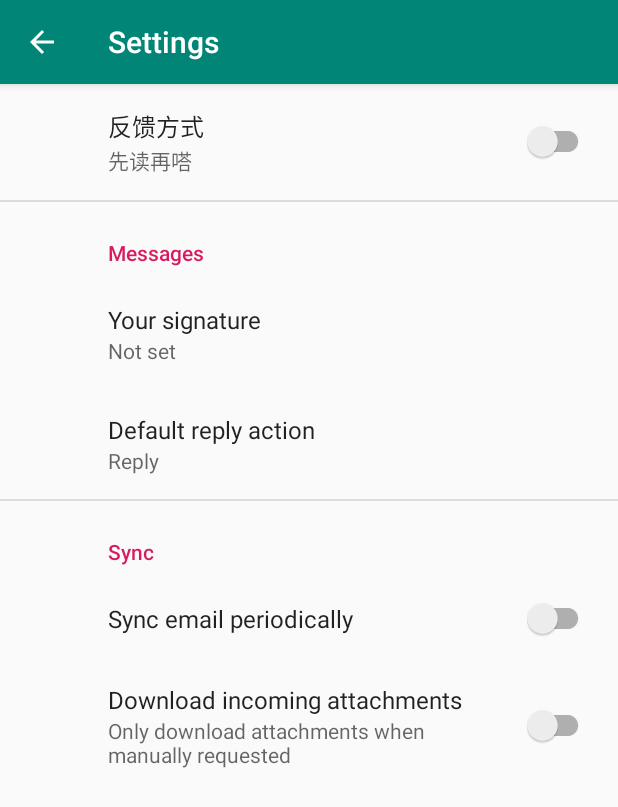
After one commit to Hrsn2861/VIPKeyboard, an Android app: the SettingsActivity screen opened directly, with no data from a screen before it, on a phone screen of 412 x 824 dp. The commit adds this screen. Shown: the top 807 px of the screen. Run offline under Robolectric (Android 15) with nearby library versions, the phone set to English and light mode, and no system bars; our stand-ins replace androidx.preference.

Commit message:
add settings activity; add da feedback setting

```diff
--- a/app/build.gradle
+++ b/app/build.gradle
@@ -33,6 +33,7 @@
     implementation fileTree(dir: 'libs', include: ['*.jar'])
     implementation 'androidx.appcompat:appcompat:1.0.2'
     implementation 'androidx.constraintlayout:constraintlayout:1.1.3'
+    implementation 'androidx.preference:preference:1.1.0'
     testImplementation 'junit:junit:4.12'
     androidTestImplementation 'androidx.test.ext:junit:1.1.0'
     androidTestImplementation 'androidx.test.espresso:espresso-core:3.1.1'
--- /dev/null
+++ b/app/src/main/java/com/example/audiokeyboard/SettingsActivity.java
@@ -0,0 +1,43 @@
+package com.example.audiokeyboard;
+
+import android.os.Bundle;
+import android.view.MenuItem;
+
+import androidx.annotation.NonNull;
+import androidx.appcompat.app.ActionBar;
+import androidx.appcompat.app.AppCompatActivity;
+import androidx.preference.PreferenceFragmentCompat;
+
+public class SettingsActivity extends AppCompatActivity {
+
+    @Override
+    protected void onCreate(Bundle savedInstanceState) {
+        super.onCreate(savedInstanceState);
+        setContentView(R.layout.settings_activity);
+        getSupportFragmentManager()
+                .beginTransaction()
+                .replace(R.id.settings, new SettingsFragment())
+                .commit();
+        ActionBar actionBar = getSupportActionBar();
+        if (actionBar != null) {
+            actionBar.setDisplayHomeAsUpEnabled(true);
+            actionBar.setHomeButtonEnabled(true);
+        }
+    }
+
+    public static class SettingsFragment extends PreferenceFragmentCompat {
+        @Override
+        public void onCreatePreferences(Bundle savedInstanceState, String rootKey) {
+            setPreferencesFromResource(R.xml.root_preferences, rootKey);
+        }
+    }
+
+    @Override
+    public boolean onOptionsItemSelected(@NonNull MenuItem item) {
+        if (item.getItemId() == android.R.id.home) {
+            finish();
+            return true;
+        }
+        return super.onOptionsItemSelected(item);
+    }
+}
--- /dev/null
+++ b/app/src/main/res/drawable/ic_settings_white_24dp.xml
@@ -0,0 +1,5 @@
+<vector android:height="24dp" android:tint="#FFFFFF"
+    android:viewportHeight="24" android:viewportWidth="24"
+    android:width="24dp" xmlns:android="http://schemas.android.com/apk/res/android">
+    <path android:fillColor="#FF000000" android:pathData="M19.1,12.9a2.8,2.8 0,0 0,0.1 -0.9,2.8 2.8,0 0,0 -0.1,-0.9l2.1,-1.6a0.7,0.7 0,0 0,0.1 -0.6L19.4,5.5a0.7,0.7 0,0 0,-0.6 -0.2l-2.4,1a6.5,6.5 0,0 0,-1.6 -0.9l-0.4,-2.6a0.5,0.5 0,0 0,-0.5 -0.4H10.1a0.5,0.5 0,0 0,-0.5 0.4L9.3,5.4a5.6,5.6 0,0 0,-1.7 0.9l-2.4,-1a0.4,0.4 0,0 0,-0.5 0.2l-2,3.4c-0.1,0.2 0,0.4 0.2,0.6l2,1.6a2.8,2.8 0,0 0,-0.1 0.9,2.8 2.8,0 0,0 0.1,0.9L2.8,14.5a0.7,0.7 0,0 0,-0.1 0.6l1.9,3.4a0.7,0.7 0,0 0,0.6 0.2l2.4,-1a6.5,6.5 0,0 0,1.6 0.9l0.4,2.6a0.5,0.5 0,0 0,0.5 0.4h3.8a0.5,0.5 0,0 0,0.5 -0.4l0.3,-2.6a5.6,5.6 0,0 0,1.7 -0.9l2.4,1a0.4,0.4 0,0 0,0.5 -0.2l2,-3.4c0.1,-0.2 0,-0.4 -0.2,-0.6ZM12,15.6A3.6,3.6 0,1 1,15.6 12,3.6 3.6,0 0,1 12,15.6Z"/>
+</vector>
--- a/app/src/main/res/layout/activity_main_relative.xml
+++ b/app/src/main/res/layout/activity_main_relative.xml
@@ -4,6 +4,7 @@
     android:id="@+id/layout"
     android:layout_width="match_parent"
     android:layout_height="match_parent">
+
 
     <com.example.audiokeyboard.KeyboardView
         android:id="@+id/keyboard"
--- /dev/null
+++ b/app/src/main/res/layout/settings_activity.xml
@@ -0,0 +1,9 @@
+<LinearLayout xmlns:android="http://schemas.android.com/apk/res/android"
+    android:layout_width="match_parent"
+    android:layout_height="match_parent">
+
+    <FrameLayout
+        android:id="@+id/settings"
+        android:layout_width="match_parent"
+        android:layout_height="match_parent" />
+</LinearLayout>
--- /dev/null
+++ b/app/src/main/res/values/arrays.xml
@@ -0,0 +1,12 @@
+<resources>
+    <!-- Reply Preference -->
+    <string-array name="reply_entries">
+        <item>Reply</item>
+        <item>Reply to all</item>
+    </string-array>
+
+    <string-array name="reply_values">
+        <item>reply</item>
+        <item>reply_all</item>
+    </string-array>
+</resources>
--- a/app/src/main/res/values/strings.xml
+++ b/app/src/main/res/values/strings.xml
@@ -1,3 +1,18 @@
 <resources>
     <string name="app_name">VIPKeyboard</string>
+    <!-- Preference Titles -->
+    <string name="messages_header">Messages</string>
+    <string name="sync_header">Sync</string>
+
+    <!-- Messages Preferences -->
+    <string name="signature_title">Your signature</string>
+    <string name="reply_title">Default reply action</string>
+
+    <!-- Sync Preferences -->
+    <string name="sync_title">Sync email periodically</string>
+    <string name="attachment_title">Download incoming attachments</string>
+    <string name="attachment_summary_on">Automatically download attachments for incoming emails
+    </string>
+    <string name="attachment_summary_off">Only download attachments when manually requested</string>
+    <string name="title_activity_settings">Settings</string>
 </resources>
--- /dev/null
+++ b/app/src/main/res/xml/root_preferences.xml
@@ -0,0 +1,41 @@
+<PreferenceScreen xmlns:app="http://schemas.android.com/apk/res-auto">
+
+    <SwitchPreferenceCompat
+        app:key="feedback"
+        app:title="反馈方式"
+        app:summaryOff="先读再嗒"
+        app:summaryOn="先嗒再读"/>
+
+    <PreferenceCategory app:title="@string/messages_header">
+
+        <EditTextPreference
+            app:key="signature"
+            app:title="@string/signature_title"
+            app:useSimpleSummaryProvider="true" />
+
+        <ListPreference
+            app:defaultValue="reply"
+            app:entries="@array/reply_entries"
+            app:entryValues="@array/reply_values"
+            app:key="reply"
+            app:title="@string/reply_title"
+            app:useSimpleSummaryProvider="true" />
+
+    </PreferenceCategory>
+
+    <PreferenceCategory app:title="@string/sync_header">
+
+        <SwitchPreferenceCompat
+            app:key="sync"
+            app:title="@string/sync_title" />
+
+        <SwitchPreferenceCompat
+            app:dependency="sync"
+            app:key="attachment"
+            app:summaryOff="@string/attachment_summary_off"
+            app:summaryOn="@string/attachment_summary_on"
+            app:title="@string/attachment_title" />
+
+    </PreferenceCategory>
+
+</PreferenceScreen>
```
Also changed, not shown: app/src/main/AndroidManifest.xml (+15 -7 lines), app/src/main/java/com/example/audiokeyboard/MainActivity.java (+100 -7 lines), app/src/main/res/drawable/ic_settings_black_24dp.xml (added, +9 -0 lines), app/src/main/res/menu/actionbar.xml (added, +11 -0 lines).
